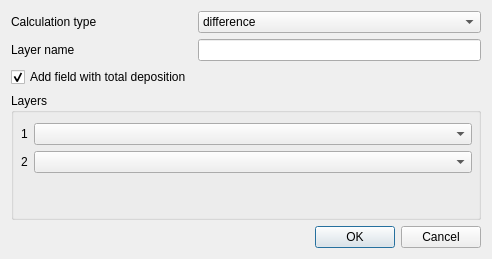
The window that ImaerPlugin/relate_calc_results_dlg.ui (opengeogroep/AERIUS-QGIS-plugins) describes before a commit, drawn with Qt 5.
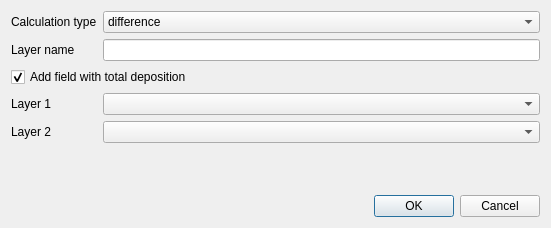
The same window after the commit. Custom widgets are drawn as their Qt base class.

Commit message: dynamic layer size in relate calculations GUI

What changed in the file:
```diff
--- a/ImaerPlugin/relate_calc_results_dlg.ui
+++ b/ImaerPlugin/relate_calc_results_dlg.ui
@@ -6,8 +6,8 @@
    <rect>
     <x>0</x>
     <y>0</y>
-    <width>492</width>
-    <height>259</height>
+    <width>551</width>
+    <height>228</height>
    </rect>
   </property>
   <property name="windowTitle">
@@ -58,7 +58,46 @@
        <item row="1" column="1">
         <widget class="QLineEdit" name="edit_layer_name"/>
        </item>
-       <item row="2" column="0">
+       <item row="4" column="1">
+        <widget class="QgsMapLayerComboBox" name="combo_layer2"/>
+       </item>
+       <item row="4" column="0">
+        <widget class="QLabel" name="label_layer2">
+         <property name="text">
+          <string>Layer 2</string>
+         </property>
+        </widget>
+       </item>
+       <item row="3" column="0">
+        <widget class="QLabel" name="label_layer1">
+         <property name="text">
+          <string>Layer 1</string>
+         </property>
+        </widget>
+       </item>
+       <item row="3" column="1">
+        <widget class="QgsMapLayerComboBox" name="combo_layer1">
+         <property name="sizePolicy">
+          <sizepolicy hsizetype="Ignored" vsizetype="Fixed">
+           <horstretch>0</horstretch>
+           <verstretch>0</verstretch>
+          </sizepolicy>
+         </property>
+         <property name="sizeIncrement">
+          <size>
+           <width>0</width>
+           <height>0</height>
+          </size>
+         </property>
+         <property name="baseSize">
+          <size>
+           <width>0</width>
+           <height>0</height>
+          </size>
+         </property>
+        </widget>
+       </item>
+       <item row="2" column="0" colspan="2">
         <widget class="QCheckBox" name="checkBox_add_totals">
          <property name="text">
           <string>Add field with total deposition</string>
@@ -70,51 +109,6 @@
        </item>
       </layout>
      </item>
-     <item>
-      <widget class="QGroupBox" name="groupBox_layers">
-       <property name="sizePolicy">
-        <sizepolicy hsizetype="Preferred" vsizetype="Preferred">
-         <horstretch>1</horstretch>
-         <verstretch>1</verstretch>
-        </sizepolicy>
-       </property>
-       <property name="title">
-        <string>Layers</string>
-       </property>
-       <widget class="QWidget" name="formLayoutWidget_2">
-        <property name="geometry">
-         <rect>
-          <x>10</x>
-          <y>30</y>
-          <width>451</width>
-          <height>71</height>
-         </rect>
-        </property>
-        <layout class="QFormLayout" name="formLayout_layers">
-         <item row="0" column="0">
-          <widget class="QLabel" name="label_layer1">
-           <property name="text">
-            <string>1</string>
-           </property>
-          </widget>
-         </item>
-         <item row="0" column="1">
-          <widget class="QgsMapLayerComboBox" name="combo_layer1"/>
-         </item>
-         <item row="1" column="0">
-          <widget class="QLabel" name="label_layer2">
-           <property name="text">
-            <string>2</string>
-           </property>
-          </widget>
-         </item>
-         <item row="1" column="1">
-          <widget class="QgsMapLayerComboBox" name="combo_layer2"/>
-         </item>
-        </layout>
-       </widget>
-      </widget>
-     </item>
      <item>
       <widget class="QDialogButtonBox" name="buttonBox">
        <property name="orientation">
```
Left out of the diff: 6 changed lines with no effect on the pictures.
